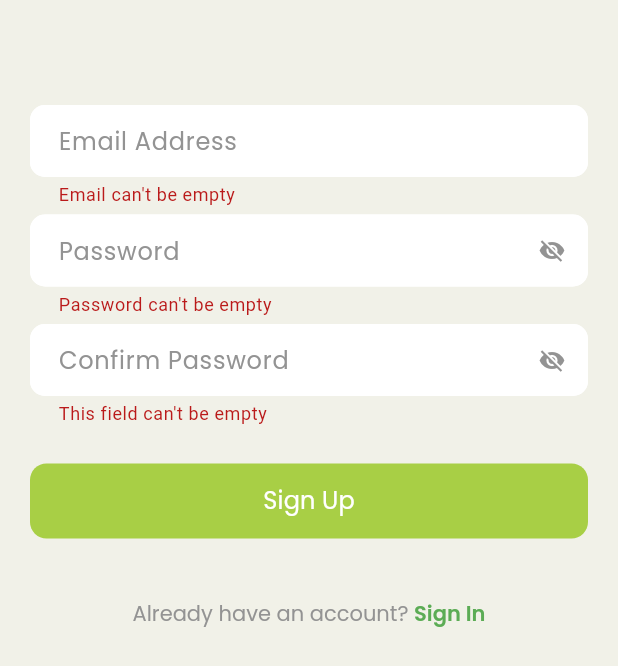
After one commit to AshnaEP/ashna-tezda, a Flutter app: the SignUpScreen screen opened directly, after a tap on "Sign Up", on a phone screen of 412 x 824 dp. The commit adds this screen. Shown: the top 666 px of the screen. Run offline on Flutter 3.47's test engine with Material 3 defaults, Android fonts, the phone set to English and light mode, and no system bars; our stand-ins replace flutter_rating_bar.

Commit message:
created sign up screen

```diff
--- /dev/null
+++ b/lib/feature/auth/sign_up_screen.dart
@@ -0,0 +1,238 @@
+import 'package:flutter/material.dart';
+
+import '../../styles/colors.dart';
+import '../../styles/text_styles.dart';
+import '../widget/common_button.dart';
+import '../widget/text_field.dart';
+
+class SignUpScreen extends StatefulWidget {
+  const SignUpScreen({super.key});
+
+  @override
+  State<SignUpScreen> createState() => _SignUpScreenState();
+}
+
+class _SignUpScreenState extends State<SignUpScreen> {
+
+  final emailController = TextEditingController();
+  final passwordController = TextEditingController();
+  final confirmPasswordController = TextEditingController();
+  final nameController = TextEditingController();
+  final phoneController = TextEditingController();
+
+  String emailErrorMessage = "";
+  bool validateEmail(String value) {
+    if (!(value.isNotEmpty)) {
+      setState(() {
+        emailErrorMessage = "Email can't be empty";
+      });
+      return false;
+    } else {
+      setState(() {
+        emailErrorMessage = "";
+      });
+      return true;
+    }
+  }
+
+  bool validateName(String value) {
+    if (!(value.isNotEmpty)) {
+      setState(() {
+        nameErrorMessage = "Please enter a name";
+      });
+      return false;
+    } else {
+      setState(() {
+        nameErrorMessage = "";
+      });
+      return true;
+    }
+  }
+
+  String passErrorMessage = "";
+  bool validatePassword(String value) {
+    if (!(value.isNotEmpty)) {
+      setState(() {
+        passErrorMessage = "Password can't be empty";
+      });
+      return false;
+    } else {
+      setState(() {
+        passErrorMessage = "";
+      });
+      return true;
+    }
+  }
+
+  String errorMessage = "";
+  bool validateConfirmPassword(String value) {
+    if (!(value.isNotEmpty)) {
+      setState(() {
+        errorMessage = "This field can't be empty";
+      });
+      return false;
+    } else {
+      setState(() {
+        errorMessage = "";
+      });
+      return true;
+    }
+  }
+  String nameErrorMessage = "";
+
+  String phoneErrorMessage = "";
+  bool validatePhoneNumber(String value) {
+    if (!(value.isNotEmpty)) {
+      setState(() {
+        phoneErrorMessage = "Enter your phone number";
+      });
+      return false;
+    } else {
+      setState(() {
+        phoneErrorMessage = "";
+      });
+      return true;
+    }
+  }
+
+  bool _isHiddenPassword = true;
+  bool _isHiddenCofirmPassword = true;
+  void _toggleVisibility() {
+    setState(() {
+      _isHiddenPassword = !_isHiddenPassword;
+    });
+  }
+  void _toggleView() {
+    setState(() {
+      _isHiddenCofirmPassword = !_isHiddenCofirmPassword;
+    });
+  }
+
+  void onSignUp() async{
+    final isValidEmail = validateEmail(emailController.text);
+    final isValidName = validateName(nameController.text);
+    final isValidPassword = validatePassword(passwordController.text);
+    final isValidConfirmPassword = validateConfirmPassword(confirmPasswordController.text);
+    final isValidPhoneNumber = validatePhoneNumber(nameController.text);
+  }
+
+  @override
+  Widget build(BuildContext context) {
+     return SafeArea(
+        child: Scaffold(
+          backgroundColor: backGroundColor,
+          body: SingleChildScrollView(
+            child: Column(
+              children: [
+                const SizedBox(height: 70),
+                Padding(
+                  padding: const EdgeInsets.only(left: 20,right: 20,bottom: 20),
+                  child: Column(
+                    children: [
+                      textFiled(setState, 'Email Address',emailController,emailErrorMessage),
+                      const SizedBox(height: 5),
+                      buildPasswordField("Password"),
+                      const SizedBox(height: 5),
+                      buildConfirmPasswordField("Confirm Password"),
+                      const SizedBox(height: 25),
+                      commonButton(context, 'Sign Up',onSignUp),
+                      const SizedBox(height: 40),
+                      RichText(
+                          text: TextSpan(
+                              text: 'Already have an account? ',
+                              style: forgotPasswordTextStyle,
+                              children: <TextSpan>[
+                                TextSpan(
+                                  text: 'Sign In',
+                                  style: signUpOptionTextStyle,
+                                )
+                              ])),
+                    ],
+                  ),
+                ),
+
+              ],
+            ),
+          ),
+        )
+    );
+  }
+
+  Widget buildPasswordField(String _hintText) {
+    return TextField(
+      controller: passwordController,
+      style: textFieldInputStyle,
+      cursorColor: hintColor,
+      onChanged: (_) => setState((){}),
+      decoration: InputDecoration(
+        contentPadding: const EdgeInsets.only(left: 15,bottom: 2,top: 2),
+        fillColor: whiteColor,
+        filled: true,
+        isDense: true,
+        hintText: _hintText,
+        errorText: passwordController.text == '' ? passErrorMessage : '',
+        hintStyle: hintTextStyle,
+        enabledBorder: OutlineInputBorder(
+          borderRadius: BorderRadius.circular(10),
+          borderSide: const BorderSide(color: whiteColor),
+        ),
+        focusedBorder: OutlineInputBorder(
+          borderRadius: BorderRadius.circular(10),
+          borderSide: const BorderSide(color: whiteColor),
+        ),
+        errorBorder: OutlineInputBorder(
+          borderRadius: BorderRadius.circular(10),
+          borderSide: const BorderSide(color: whiteColor),
+        ),
+        focusedErrorBorder: OutlineInputBorder(
+          borderRadius: BorderRadius.circular(10),
+          borderSide: const BorderSide(color: whiteColor),
+        ),
+        suffixIcon: _hintText == "Password" ? IconButton(
+          onPressed: _toggleVisibility,
+          icon: _isHiddenPassword ? const Icon(Icons.visibility_off,color: hintColor) : const Icon(Icons.visibility,color: hintColor),
+        ) : null,
+      ),
+      obscureText: _hintText == "Password" ? _isHiddenPassword : false,
+    );
+  }
+
+  Widget buildConfirmPasswordField(String _hintText) {
+    return TextField(
+      controller: confirmPasswordController,
+      style: textFieldInputStyle,
+      cursorColor: hintColor,
+      onChanged: (_) => setState((){}),
+      decoration: InputDecoration(
+        contentPadding: const EdgeInsets.only(left: 15,bottom: 2,top: 2),
+        fillColor: whiteColor,
+        filled: true,
+        isDense: true,
+        hintText: _hintText,
+        errorText: confirmPasswordController.text == '' ? errorMessage : '',
+        hintStyle: hintTextStyle,
+        enabledBorder: OutlineInputBorder(
+          borderRadius: BorderRadius.circular(10),
+          borderSide: const BorderSide(color: whiteColor),
+        ),
+        focusedBorder: OutlineInputBorder(
+          borderRadius: BorderRadius.circular(10),
+          borderSide: const BorderSide(color: whiteColor),
+        ),
+        errorBorder: OutlineInputBorder(
+          borderRadius: BorderRadius.circular(10),
+          borderSide: const BorderSide(color: whiteColor),
+        ),
+        focusedErrorBorder: OutlineInputBorder(
+          borderRadius: BorderRadius.circular(10),
+          borderSide: const BorderSide(color: whiteColor),
+        ),
+        suffixIcon: _hintText == "Confirm Password" ? IconButton(
+          onPressed: _toggleView,
+          icon: _isHiddenCofirmPassword ? const Icon(Icons.visibility_off,color: hintColor) : const Icon(Icons.visibility,color: hintColor),
+        ) : null,
+      ),
+      obscureText: _hintText == "Confirm Password" ? _isHiddenCofirmPassword : false,
+    );
+  }
+}
--- a/lib/feature/auth/sing_in_tab.dart
+++ b/lib/feature/auth/sing_in_tab.dart
@@ -1,5 +1,6 @@
 import 'package:flutter/material.dart';
 import 'package:task/feature/auth/sign_in_screen.dart';
+import 'package:task/feature/auth/sign_up_screen.dart';
 
 import '../../styles/colors.dart';
 import '../../styles/text_styles.dart';
@@ -60,7 +61,7 @@ class _SignInTabState extends State<SignInTab> {
             body: const TabBarView(
             children: [
                SignInScreen(),
-               SignInScreen(),
+               SignUpScreen(),
             ],
             ),
           ),
```
